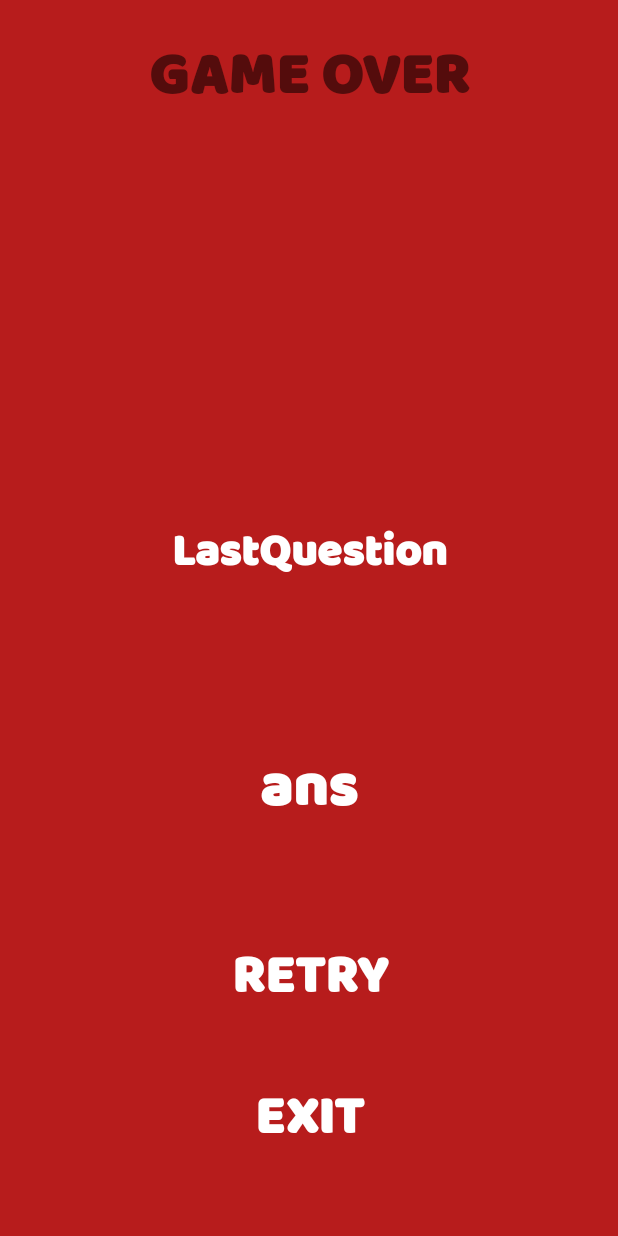
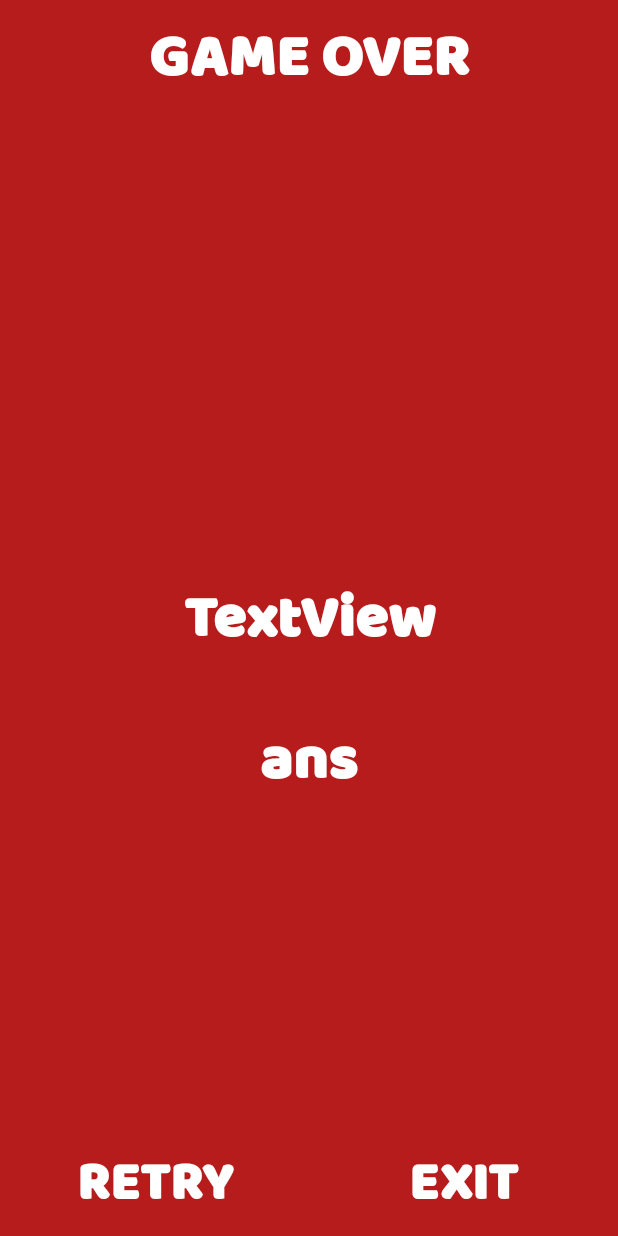
Before and after one commit to giacomozanatta/NMBR, an Android app: the GameOverActivity screen opened directly, with no data from a screen before it, on a phone screen of 412 x 824 dp. Run offline under Robolectric (Android 15) with nearby library versions, the phone set to English and light mode, and no system bars; 2 statements that could not run were skipped.

Commit message:
aggiunti suoni (game over, wrong e correct). Sistemata grafica

```diff
--- a/app/build.gradle
+++ b/app/build.gradle
@@ -8,7 +8,7 @@ android {
         minSdkVersion 19
         targetSdkVersion 25
         versionCode 1
-        versionName "1.0"
+        versionName "1.1"
         testInstrumentationRunner "android.support.test.runner.AndroidJUnitRunner"
     }
     buildTypes {
--- a/app/src/main/AndroidManifest.xml
+++ b/app/src/main/AndroidManifest.xml
@@ -9,7 +9,7 @@
         android:allowBackup="true"
         android:icon="@mipmap/ic_launcher"
         android:label="@string/app_name"
-        android:roundIcon="@mipmap/ic_launcher_round"
+        android:roundIcon="@mipmap/ic_launcher"
         android:supportsRtl="true"
         android:theme="@style/AppTheme">
         <activity android:name=".StartActivity">
--- a/app/src/main/java/com/giacomozanatta/nmbr/AnswerCountDown.java
+++ b/app/src/main/java/com/giacomozanatta/nmbr/AnswerCountDown.java
@@ -22,7 +22,7 @@ public class AnswerCountDown extends CountDownTimer {
         String text = "" + remainingTime;
         try {
             ((TextView)Game.getInstance().getActivity().findViewById(R.id.textCountDown)).setText(text);
-            if(remainingTime==3){
+            if(remainingTime==6){
                 Game.getInstance().startColorAnimation();
 
             }
--- a/app/src/main/res/layout/activity_game_over.xml
+++ b/app/src/main/res/layout/activity_game_over.xml
@@ -5,23 +5,53 @@
     android:layout_width="match_parent"
     android:layout_height="match_parent"
     android:background="@color/redAlert"
-    tools:context="com.giacomozanatta.nmbr.GameOverActivity">
+    tools:context="com.giacomozanatta.nmbr.GameOverActivity"
+    tools:layout_editor_absoluteY="0dp"
+    tools:layout_editor_absoluteX="0dp">
 
     <com.giacomozanatta.nmbr.view.TextViewApp
         android:id="@+id/textGameOver"
-        android:layout_width="wrap_content"
+        android:layout_width="0dp"
         android:layout_height="wrap_content"
-        android:layout_marginLeft="20dp"
-        android:layout_marginRight="20dp"
-        android:layout_marginTop="20dp"
         android:text="@string/game_over"
         android:textAlignment="center"
+        android:textColor="@color/white"
         android:textSize="@dimen/title_text_size"
+        android:textStyle="bold"
+        app:layout_constraintVertical_chainStyle="packed"
+        android:layout_marginRight="8dp"
+        app:layout_constraintRight_toRightOf="parent"
+        android:layout_marginLeft="8dp"
+        app:layout_constraintLeft_toLeftOf="parent"
+        tools:layout_constraintTop_creator="1"
+        tools:layout_constraintRight_creator="1"
+        android:layout_marginStart="8dp"
+        android:layout_marginEnd="8dp"
+        android:layout_marginTop="8dp"
+        tools:layout_constraintLeft_creator="1"
+        app:layout_constraintTop_toTopOf="parent" />
+
+    <com.giacomozanatta.nmbr.view.TextViewApp
+        android:id="@+id/textQuestion"
+        android:layout_width="0dp"
+        android:layout_height="wrap_content"
+        android:text="TextView"
+        android:textAlignment="center"
+        android:textColor="@color/white"
+        android:textSize="40sp"
+        android:textStyle="bold"
+        android:layout_marginStart="8dp"
+        android:layout_marginEnd="8dp"
+        android:layout_marginRight="8dp"
+        app:layout_constraintRight_toRightOf="parent"
+        android:layout_marginLeft="8dp"
+        app:layout_constraintLeft_toLeftOf="parent"
+        tools:layout_constraintTop_creator="1"
+        tools:layout_constraintRight_creator="1"
+        tools:layout_constraintBottom_creator="1"
         app:layout_constraintBottom_toBottomOf="parent"
-        app:layout_constraintLeft_toLeftOf="parent"
-        app:layout_constraintRight_toRightOf="parent"
-        app:layout_constraintTop_toTopOf="parent"
-        app:layout_constraintVertical_bias="0.0" />
+        tools:layout_constraintLeft_creator="1"
+        app:layout_constraintTop_toTopOf="parent" />
 
     <com.giacomozanatta.nmbr.view.TextViewApp
         android:id="@+id/textAnswer"
@@ -29,54 +59,20 @@
         android:layout_height="wrap_content"
         android:text="ans"
         android:textAlignment="center"
+        android:textColor="@color/white"
         android:textSize="40sp"
         android:textStyle="bold"
-        android:textColor="@color/white"
-        app:layout_constraintBottom_toBottomOf="parent"
+        android:layout_marginEnd="145dp"
+        android:layout_marginStart="145dp"
+        android:layout_marginRight="145dp"
+        app:layout_constraintRight_toRightOf="parent"
+        android:layout_marginLeft="145dp"
         app:layout_constraintLeft_toLeftOf="parent"
-        app:layout_constraintRight_toRightOf="parent"
-        app:layout_constraintTop_toTopOf="parent"
-        app:layout_constraintVertical_bias="0.648"
-        android:layout_marginLeft="20dp"
-        app:layout_constraintHorizontal_bias="0.0"
-        android:layout_marginRight="20dp" />
-
-    <com.giacomozanatta.nmbr.view.TextViewApp
-        android:id="@+id/textQuestion"
-        android:layout_width="0dp"
-        android:layout_height="wrap_content"
-        android:layout_marginLeft="20dp"
-        android:textColor="@color/white"
-        android:layout_marginRight="20dp"
-        android:text="LastQuestion"
-        android:textAlignment="center"
-        android:textSize="@dimen/question_textsize"
-        android:textStyle="bold"
-        app:layout_constraintBottom_toBottomOf="parent"
-        app:layout_constraintHorizontal_bias="0.488"
-        app:layout_constraintLeft_toLeftOf="parent"
-        app:layout_constraintRight_toRightOf="parent"
-        app:layout_constraintTop_toTopOf="parent"
-        app:layout_constraintVertical_bias="0.443" />
-
-    <com.giacomozanatta.nmbr.view.TextViewApp
-        android:id="@+id/buttonMenu"
-        android:layout_width="0dp"
-        android:layout_height="wrap_content"
-        android:background="@null"
-        android:textColor="@color/white"
-        android:text="@string/exit"
-        android:textAlignment="center"
-        android:textSize="36sp"
-        android:textStyle="bold"
-        app:layout_constraintBottom_toBottomOf="parent"
-        app:layout_constraintHorizontal_bias="0.0"
-        app:layout_constraintLeft_toLeftOf="parent"
-        app:layout_constraintRight_toRightOf="parent"
-        app:layout_constraintTop_toTopOf="parent"
-        app:layout_constraintVertical_bias="0.932"
-        android:layout_marginLeft="20dp"
-        android:layout_marginRight="20dp" />
+        tools:layout_constraintTop_creator="1"
+        tools:layout_constraintRight_creator="1"
+        android:layout_marginTop="34dp"
+        app:layout_constraintTop_toBottomOf="@+id/textQuestion"
+        tools:layout_constraintLeft_creator="1" />
 
     <com.giacomozanatta.nmbr.view.TextViewApp
         android:id="@+id/buttonRetry"
@@ -84,16 +80,27 @@
         android:layout_height="wrap_content"
         android:background="@null"
         android:text="@string/retry"
+        android:textAlignment="center"
         android:textColor="@color/white"
-        android:textAlignment="center"
         android:textSize="36sp"
         android:textStyle="bold"
+        app:layout_constraintRight_toLeftOf="@+id/buttonMenu"
+        app:layout_constraintLeft_toLeftOf="parent"
         app:layout_constraintBottom_toBottomOf="parent"
-        app:layout_constraintLeft_toLeftOf="parent"
+        android:layout_marginBottom="8dp" />
+
+    <com.giacomozanatta.nmbr.view.TextViewApp
+        android:id="@+id/buttonMenu"
+        android:layout_width="0dp"
+        android:layout_height="wrap_content"
+        android:background="@null"
+        android:text="@string/exit"
+        android:textAlignment="center"
+        android:textColor="@color/white"
+        android:textSize="36sp"
+        android:textStyle="bold"
         app:layout_constraintRight_toRightOf="parent"
-        app:layout_constraintTop_toTopOf="parent"
-        app:layout_constraintVertical_bias="0.81"
-        app:layout_constraintHorizontal_bias="0.0"
-        android:layout_marginLeft="20dp"
-        android:layout_marginRight="20dp" />
+        app:layout_constraintLeft_toRightOf="@+id/buttonRetry"
+        app:layout_constraintBottom_toBottomOf="parent"
+        android:layout_marginBottom="8dp" />
 </android.support.constraint.ConstraintLayout>
```
Also changed, not shown: app/src/main/java/com/giacomozanatta/nmbr/Game.java (+25 -1 lines), app/src/main/java/com/giacomozanatta/nmbr/GameActivity.java (+12 -1 lines), app/src/main/res/layout/activity_show_solution.xml (+73 -73 lines), app/src/main/res/values/colors.xml (+4 -3 lines), app/src/main/res/values/strings.xml (+14 -14 lines), app/src/main/res/mipmap-hdpi/ic_launcher.png, app/src/main/res/mipmap-mdpi/ic_launcher.png, app/src/main/res/mipmap-xhdpi/ic_launcher.png, app/src/main/res/mipmap-xxhdpi/ic_launcher.png, app/src/main/res/mipmap-xxxhdpi/ic_launcher.png, 3 other files.
